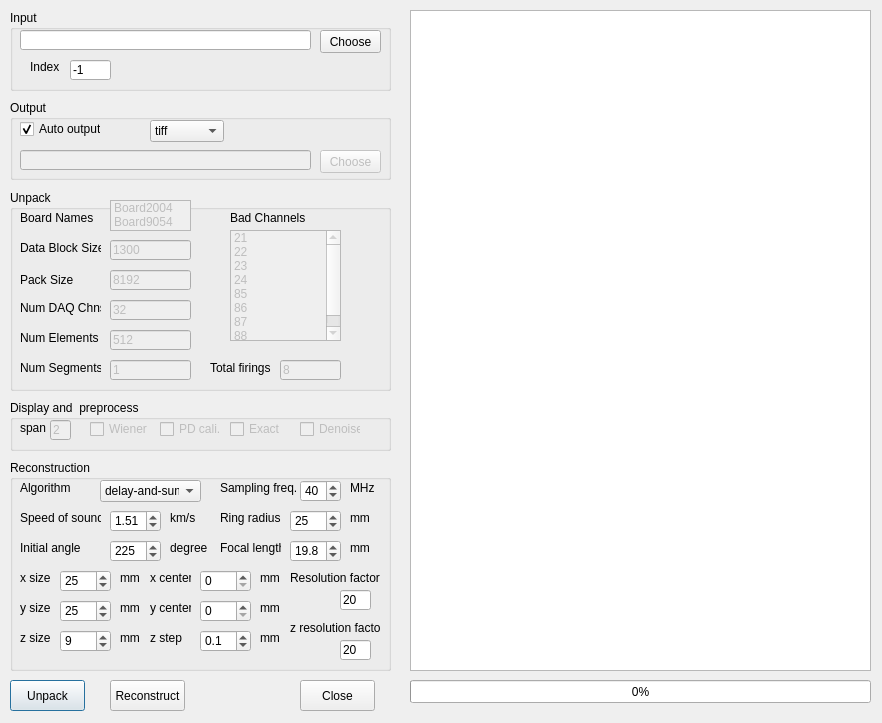
Qt form configDialog.ui (lirenzhucn/PACT_code) before a commit.
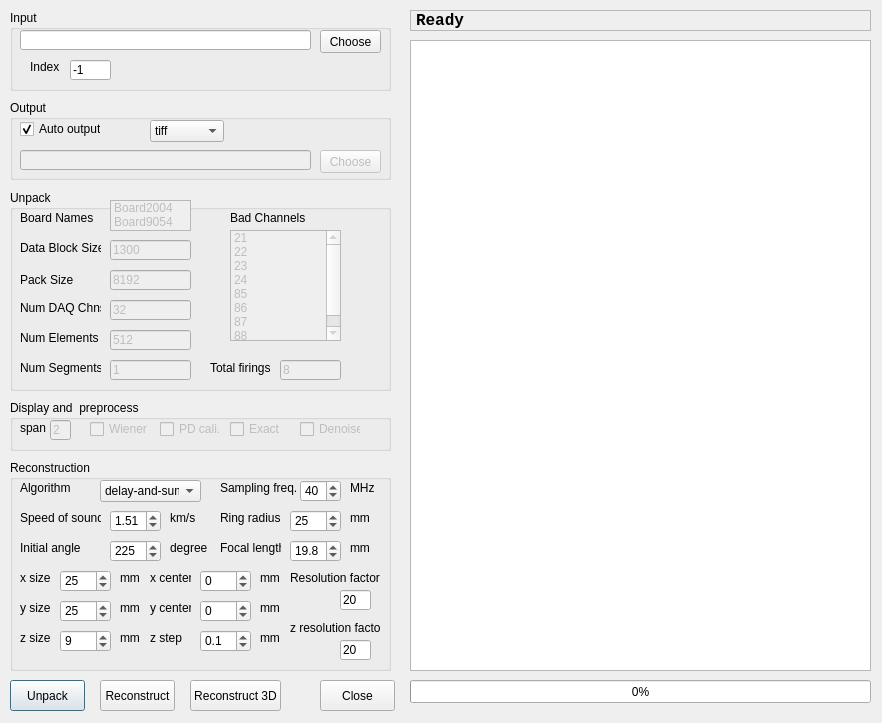
The same form after that commit.

```diff
--- a/configDialog.ui
+++ b/configDialog.ui
@@ -832,6 +832,12 @@
       <height>22</height>
      </rect>
     </property>
+    <property name="minimum">
+     <number>-50</number>
+    </property>
+    <property name="maximum">
+     <number>50</number>
+    </property>
    </widget>
    <widget class="QLabel" name="lb22">
     <property name="geometry">
@@ -855,6 +861,12 @@
       <height>22</height>
      </rect>
     </property>
+    <property name="minimum">
+     <number>-50</number>
+    </property>
+    <property name="maximum">
+     <number>50</number>
+    </property>
    </widget>
    <widget class="QLabel" name="lb23">
     <property name="geometry">
@@ -1124,7 +1136,7 @@
   <widget class="QPushButton" name="mBtnReconstruct">
    <property name="geometry">
     <rect>
-     <x>110</x>
+     <x>100</x>
      <y>680</y>
      <width>75</width>
      <height>31</height>
@@ -1140,7 +1152,7 @@
   <widget class="QPushButton" name="mBtnClose">
    <property name="geometry">
     <rect>
-     <x>300</x>
+     <x>320</x>
      <y>680</y>
      <width>75</width>
      <height>31</height>
@@ -1157,9 +1169,9 @@
    <property name="geometry">
     <rect>
      <x>410</x>
-     <y>10</y>
+     <y>40</y>
      <width>461</width>
-     <height>661</height>
+     <height>631</height>
     </rect>
    </property>
    <property name="font">
@@ -1185,6 +1197,46 @@
     <number>0</number>
    </property>
   </widget>
+  <widget class="QPushButton" name="mBtnReconstruct3D">
+   <property name="geometry">
+    <rect>
+     <x>190</x>
+     <y>680</y>
+     <width>91</width>
+     <height>31</height>
+    </rect>
+   </property>
+   <property name="text">
+    <string>Reconstruct 3D</string>
+   </property>
+  </widget>
+  <widget class="QLabel" name="mStatusBar">
+   <property name="geometry">
+    <rect>
+     <x>410</x>
+     <y>10</y>
+     <width>461</width>
+     <height>21</height>
+    </rect>
+   </property>
+   <property name="font">
+    <font>
+     <family>Consolas</family>
+     <pointsize>12</pointsize>
+     <weight>75</weight>
+     <bold>true</bold>
+    </font>
+   </property>
+   <property name="frameShape">
+    <enum>QFrame::StyledPanel</enum>
+   </property>
+   <property name="frameShadow">
+    <enum>QFrame::Sunken</enum>
+   </property>
+   <property name="text">
+    <string>Ready</string>
+   </property>
+  </widget>
  </widget>
  <resources/>
  <connections/>
```
